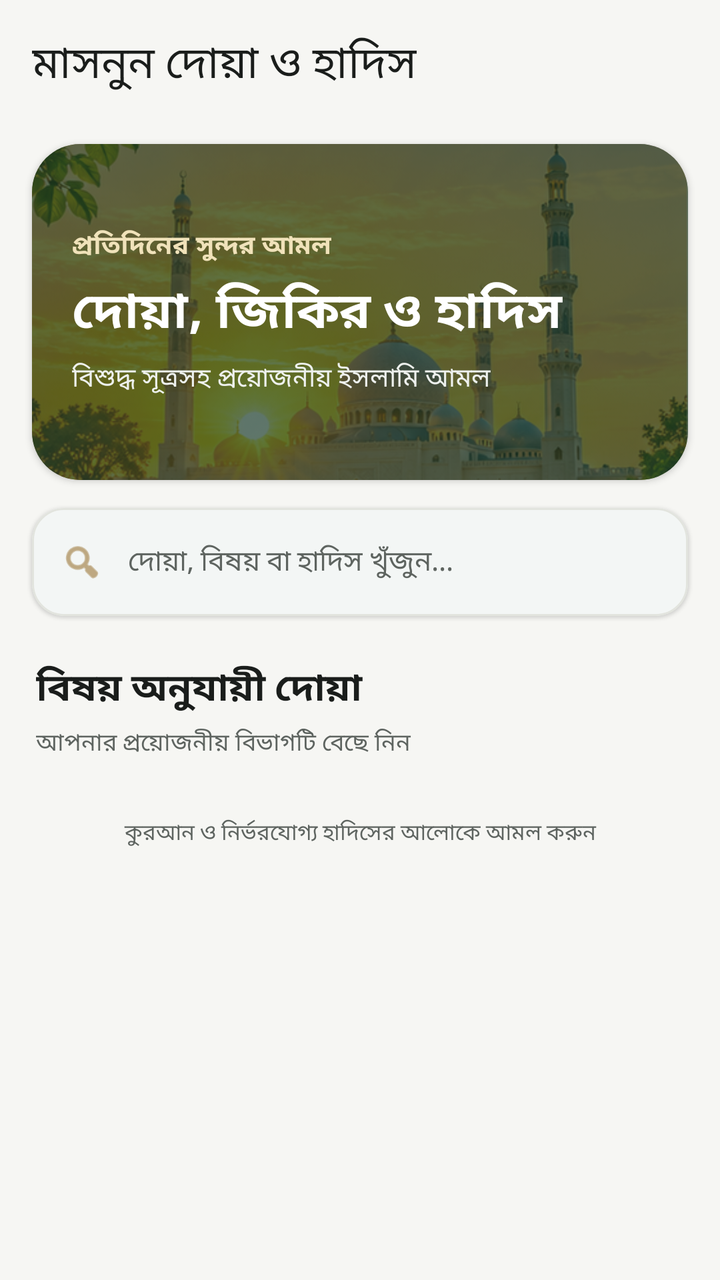
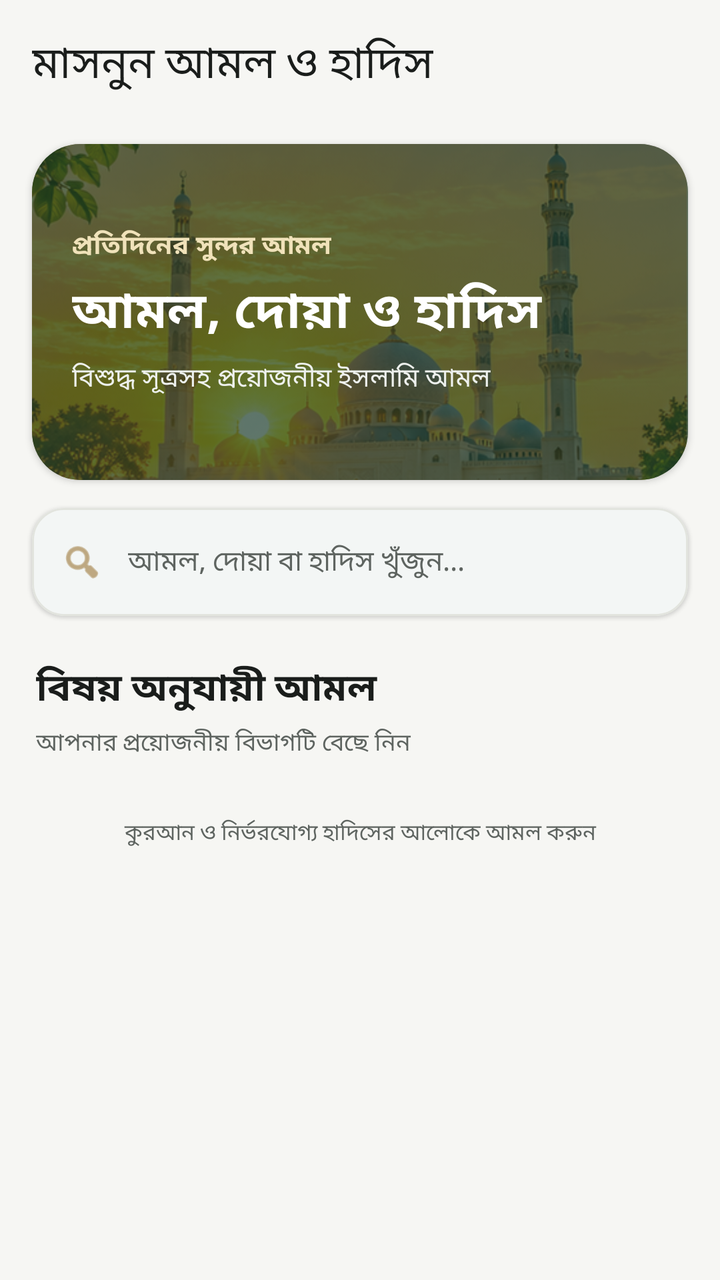

Two renders of the same Android screen: before a commit and after it. Below are the layout's source before the change and the commit's diff.
<!-- AndroidManifest.xml: application theme Theme.IslamicAlarm -->
<!-- res/layout/activity_duas.xml -->
<?xml version="1.0" encoding="utf-8"?>
<LinearLayout xmlns:android="http://schemas.android.com/apk/res/android"
    xmlns:app="http://schemas.android.com/apk/res-auto"
    xmlns:tools="http://schemas.android.com/tools"
    android:layout_width="match_parent"
    android:layout_height="match_parent"
    android:background="@color/dua_background"
    android:orientation="vertical"
    tools:context="com.hafij.islamicalarm.duas.DuasFragment">

    <com.google.android.material.appbar.MaterialToolbar
        android:id="@+id/toolbarDuas"
        android:layout_width="match_parent"
        android:layout_height="?attr/actionBarSize"
        android:background="@color/dua_background"
        app:title="মাসনুন দোয়া ও হাদিস"
        app:titleTextColor="@color/dua_text"
        app:titleTextAppearance="@style/TextAppearance.Material3.TitleLarge" />

    <androidx.core.widget.NestedScrollView
        android:id="@+id/duaHomeScroll"
        android:layout_width="match_parent"
        android:layout_height="0dp"
        android:layout_weight="1"
        android:fillViewport="true"
        android:clipToPadding="false"
        android:paddingBottom="16dp">

        <LinearLayout
            android:layout_width="match_parent"
            android:layout_height="wrap_content"
            android:orientation="vertical">

            <com.google.android.material.card.MaterialCardView
                android:id="@+id/cardDuaHero"
                android:layout_width="match_parent"
                android:layout_height="wrap_content"
                android:layout_marginHorizontal="16dp"
                android:layout_marginTop="8dp"
                app:cardBackgroundColor="@color/dua_primary"
                app:cardCornerRadius="24dp"
                app:cardElevation="2dp"
                app:strokeWidth="0dp">

                <FrameLayout
                    android:layout_width="match_parent"
                    android:layout_height="168dp">

                    <ImageView
                        android:id="@+id/ivDuaHero"
                        android:layout_width="match_parent"
                        android:layout_height="match_parent"
                        android:alpha="0.58"
                        android:contentDescription="মসজিদের ছবি"
                        android:scaleType="centerCrop"
                        android:src="@drawable/dua_cat_mosque" />

                    <View
                        android:layout_width="match_parent"
                        android:layout_height="match_parent"
                        android:background="#7311261C" />

                    <LinearLayout
                        android:layout_width="match_parent"
                        android:layout_height="match_parent"
                        android:gravity="center_vertical"
                        android:orientation="vertical"
                        android:padding="20dp">

                        <TextView
                            android:layout_width="wrap_content"
                            android:layout_height="wrap_content"
                            android:text="প্রতিদিনের সুন্দর আমল"
                            android:textColor="#F0E2BA"
                            android:textSize="13sp"
                            android:textStyle="bold" />

                        <TextView
                            android:layout_width="match_parent"
                            android:layout_height="wrap_content"
                            android:layout_marginTop="5dp"
                            android:text="দোয়া, জিকির ও হাদিস"
                            android:textColor="@android:color/white"
                            android:textSize="25sp"
                            android:textStyle="bold" />

                        <TextView
                            android:layout_width="match_parent"
                            android:layout_height="wrap_content"
                            android:layout_marginTop="5dp"
                            android:text="বিশুদ্ধ সূত্রসহ প্রয়োজনীয় ইসলামি আমল"
                            android:textColor="#EEF1EE"
                            android:textSize="13sp" />
                    </LinearLayout>
                </FrameLayout>
            </com.google.android.material.card.MaterialCardView>

            <com.google.android.material.card.MaterialCardView
                android:layout_width="match_parent"
                android:layout_height="wrap_content"
                android:layout_marginHorizontal="16dp"
                android:layout_marginTop="14dp"
                app:cardBackgroundColor="@color/dua_surface"
                app:cardCornerRadius="16dp"
                app:cardElevation="1dp"
                app:strokeColor="@color/dua_border"
                app:strokeWidth="1dp">

                <LinearLayout
                    android:layout_width="match_parent"
                    android:layout_height="wrap_content"
                    android:gravity="center_vertical"
                    android:orientation="horizontal"
                    android:paddingHorizontal="14dp"
                    android:paddingVertical="3dp">

                    <ImageView
                        android:layout_width="22dp"
                        android:layout_height="22dp"
                        android:contentDescription="খুঁজুন"
                        android:src="@android:drawable/ic_menu_search"
                        android:tint="@color/dua_accent" />

                    <EditText
                        android:id="@+id/etSearchDua"
                        android:layout_width="0dp"
                        android:layout_height="48dp"
                        android:layout_weight="1"
                        android:background="@null"
                        android:hint="দোয়া, বিষয় বা হাদিস খুঁজুন..."
                        android:imeOptions="actionSearch"
                        android:inputType="text"
                        android:paddingStart="12dp"
                        android:textColor="@color/dua_text"
                        android:textColorHint="@color/dua_muted"
                        android:textSize="14sp" />
                </LinearLayout>
            </com.google.android.material.card.MaterialCardView>

            <TextView
                android:id="@+id/tvDuaSectionTitle"
                android:layout_width="match_parent"
                android:layout_height="wrap_content"
                android:layout_marginHorizontal="18dp"
                android:layout_marginTop="22dp"
                android:text="বিষয় অনুযায়ী দোয়া"
                android:textColor="@color/dua_text"
                android:textSize="19sp"
                android:textStyle="bold" />

            <TextView
                android:id="@+id/tvDuaSectionSubtitle"
                android:layout_width="match_parent"
                android:layout_height="wrap_content"
                android:layout_marginHorizontal="18dp"
                android:layout_marginTop="4dp"
                android:text="আপনার প্রয়োজনীয় বিভাগটি বেছে নিন"
                android:textColor="@color/dua_muted"
                android:textSize="12sp" />

            <androidx.recyclerview.widget.RecyclerView
                android:id="@+id/rvDuaCategories"
                android:layout_width="match_parent"
                android:layout_height="wrap_content"
                android:clipToPadding="false"
                android:nestedScrollingEnabled="false"
                android:paddingHorizontal="10dp"
                android:paddingTop="10dp"
                tools:listitem="@layout/item_dua_category" />

            <androidx.recyclerview.widget.RecyclerView
                android:id="@+id/rvDuas"
                android:layout_width="match_parent"
                android:layout_height="wrap_content"
                android:clipToPadding="false"
                android:nestedScrollingEnabled="false"
                android:paddingTop="8dp"
                android:visibility="gone"
                tools:listitem="@layout/item_dua" />

            <TextView
                android:id="@+id/tvDuaEmpty"
                android:layout_width="match_parent"
                android:layout_height="wrap_content"
                android:gravity="center"
                android:padding="28dp"
                android:text="কোনো দোয়া পাওয়া যায়নি"
                android:textColor="@color/dua_muted"
                android:textSize="14sp"
                android:visibility="gone" />

            <TextView
                android:id="@+id/tvDuaFooter"
                android:layout_width="match_parent"
                android:layout_height="wrap_content"
                android:gravity="center"
                android:paddingHorizontal="20dp"
                android:paddingTop="18dp"
                android:text="কুরআন ও নির্ভরযোগ্য হাদিসের আলোকে আমল করুন"
                android:textColor="@color/dua_muted"
                android:textSize="11sp" />
        </LinearLayout>
    </androidx.core.widget.NestedScrollView>
</LinearLayout>
<!-- res/layout/item_dua_category.xml (included above) -->
<?xml version="1.0" encoding="utf-8"?>
<com.google.android.material.card.MaterialCardView xmlns:android="http://schemas.android.com/apk/res/android"
    xmlns:app="http://schemas.android.com/apk/res-auto"
    android:layout_width="match_parent"
    android:layout_height="wrap_content"
    android:layout_margin="4dp"
    android:clickable="true"
    android:focusable="true"
    app:cardBackgroundColor="@color/dua_surface"
    app:cardCornerRadius="12dp"
    app:cardElevation="1dp"
    app:strokeColor="@color/dua_border"
    app:strokeWidth="1dp">

    <LinearLayout
        android:layout_width="match_parent"
        android:layout_height="wrap_content"
        android:orientation="vertical">

        <FrameLayout
            android:layout_width="match_parent"
            android:layout_height="62dp"
            android:background="@color/dua_soft_green">

            <TextView
                android:id="@+id/tvCategoryIcon"
                android:layout_width="match_parent"
                android:layout_height="match_parent"
                android:gravity="center"
                android:text="📿"
                android:textSize="26sp"
                android:importantForAccessibility="yes" />
        </FrameLayout>

        <TextView
            android:id="@+id/tvCategoryName"
            android:layout_width="match_parent"
            android:layout_height="wrap_content"
            android:minHeight="34dp"
            android:gravity="center_vertical"
            android:maxLines="2"
            android:ellipsize="end"
            android:paddingHorizontal="8dp"
            android:paddingVertical="5dp"
            android:text="সকাল ও সন্ধ্যার জিকির"
            android:textColor="@color/dua_text"
            android:textSize="11.5sp"
            android:textStyle="bold" />
    </LinearLayout>
</com.google.android.material.card.MaterialCardView>
<!-- res/layout/item_dua.xml (included above) -->
<?xml version="1.0" encoding="utf-8"?>
<com.google.android.material.card.MaterialCardView xmlns:android="http://schemas.android.com/apk/res/android"
    xmlns:app="http://schemas.android.com/apk/res-auto"
    android:layout_width="match_parent"
    android:layout_height="wrap_content"
    android:layout_marginHorizontal="12dp"
    android:layout_marginVertical="3dp"
    android:clickable="true"
    android:focusable="true"
    app:cardBackgroundColor="@color/dua_surface"
    app:cardCornerRadius="12dp"
    app:cardElevation="1dp"
    app:strokeColor="@color/dua_border"
    app:strokeWidth="1dp">

    <LinearLayout
        android:layout_width="match_parent"
        android:layout_height="wrap_content"
        android:orientation="vertical"
        android:paddingHorizontal="10dp"
        android:paddingVertical="8dp">

        <LinearLayout
            android:layout_width="match_parent"
            android:layout_height="wrap_content"
            android:gravity="center_vertical"
            android:orientation="horizontal">

            <TextView
                android:id="@+id/tvDuaIcon"
                android:layout_width="30dp"
                android:layout_height="30dp"
                android:background="@drawable/bg_dua_artwork"
                android:gravity="center"
                android:text="🤲"
                android:textSize="16sp" />

            <LinearLayout
                android:layout_width="0dp"
                android:layout_height="wrap_content"
                android:layout_marginStart="8dp"
                android:layout_weight="1"
                android:orientation="vertical">

                <TextView
                    android:id="@+id/tvDuaTitle"
                    android:layout_width="match_parent"
                    android:layout_height="wrap_content"
                    android:ellipsize="end"
                    android:maxLines="2"
                    android:text="দোয়ার শিরোনাম"
                    android:textColor="@color/dua_primary"
                    android:textSize="13.5sp"
                    android:textStyle="bold" />

                <TextView
                    android:id="@+id/tvDuaCategoryTag"
                    android:layout_width="wrap_content"
                    android:layout_height="wrap_content"
                    android:layout_marginTop="2dp"
                    android:ellipsize="end"
                    android:maxLines="1"
                    android:text="ক্যাটাগরি"
                    android:textColor="@color/dua_muted"
                    android:textSize="9.5sp" />
            </LinearLayout>

            <TextView
                android:layout_width="wrap_content"
                android:layout_height="wrap_content"
                android:paddingStart="6dp"
                android:text="›"
                android:textColor="@color/dua_primary"
                android:textSize="18sp"
                android:textStyle="bold" />
        </LinearLayout>

        <TextView
            android:id="@+id/tvDuaArabic"
            android:layout_width="match_parent"
            android:layout_height="wrap_content"
            android:layout_marginTop="5dp"
            android:background="@drawable/bg_arabic_verse"
            android:ellipsize="end"
            android:fontFamily="serif"
            android:gravity="end"
            android:lineSpacingExtra="2dp"
            android:maxLines="2"
            android:paddingHorizontal="8dp"
            android:paddingVertical="5dp"
            android:text="الْقُرْآنُ الْكَرِيمُ"
            android:textColor="@color/dua_primary_dark"
            android:textDirection="rtl"
            android:textSize="16sp" />

        <TextView
            android:id="@+id/tvDuaTranslation"
            android:layout_width="match_parent"
            android:layout_height="wrap_content"
            android:layout_marginTop="4dp"
            android:ellipsize="end"
            android:maxLines="2"
            android:text="অর্থ:"
            android:textColor="@color/dua_muted"
            android:textSize="11.5sp" />

        <TextView
            android:id="@+id/tvDuaWhen"
            android:layout_width="match_parent"
            android:layout_height="wrap_content"
            android:layout_marginTop="2dp"
            android:ellipsize="end"
            android:maxLines="1"
            android:textColor="@color/dua_primary_dark"
            android:textSize="10.5sp" />
    </LinearLayout>
</com.google.android.material.card.MaterialCardView>
<!-- resources referenced by this layout -->
<resources>
  <color name="dua_accent">#9A7434</color>
  <color name="dua_background">#F6F6F3</color>
  <color name="dua_border">#E2E4DE</color>
  <color name="dua_muted">#5E6460</color>
  <color name="dua_primary">#1E563B</color>
  <color name="dua_primary_dark">#143D29</color>
  <color name="dua_soft_green">#ECEFE9</color>
  <color name="dua_surface">#FFFFFF</color>
  <color name="dua_text">#1A1D1B</color>
  <!-- drawable bg_arabic_verse (drawable) -->
  <?xml version="1.0" encoding="utf-8"?>
  <shape xmlns:android="http://schemas.android.com/apk/res/android"
      android:shape="rectangle">
      <solid android:color="#F8F7F2" />
      <stroke
          android:width="1dp"
          android:color="#DFDDD3" />
      <corners android:radius="16dp" />
  </shape>
  <!-- drawable bg_dua_artwork (drawable) -->
  <?xml version="1.0" encoding="utf-8"?>
  <shape xmlns:android="http://schemas.android.com/apk/res/android">
      <solid android:color="@color/dua_soft_green" />
      <corners android:radius="14dp" />
      <stroke
          android:width="1dp"
          android:color="@color/dua_border" />
  </shape>
  <!-- drawable dua_cat_mosque: png bitmap (drawable-nodpi, 410204 bytes) -->
  <style name="Theme.IslamicAlarm" parent="Theme.Material3.Light.NoActionBar">
          <item name="colorPrimary">@color/dua_primary</item>
          <item name="colorOnPrimary">@color/white</item>
          <item name="colorPrimaryDark">@color/primary_variant</item>
          <item name="colorSecondary">@color/secondary</item>
          <item name="colorOnSecondary">@color/white</item>
          <item name="colorSurface">@color/surface</item>
          <item name="colorOnSurface">@color/text_primary</item>
          <item name="android:colorBackground">@color/background</item>
          <item name="colorOnBackground">@color/text_primary</item>
          <item name="android:statusBarColor">@color/background</item>
          <item name="android:navigationBarColor">@color/background</item>
          <item name="android:windowLightStatusBar">true</item>
          <item name="android:windowLightNavigationBar">true</item>
          <item name="android:windowBackground">@color/background</item>
      </style>
  <color name="white">#FFFFFFFF</color>
  <color name="primary_variant">#143D29</color>
  <color name="secondary">#1E563B</color>
  <color name="surface">#FFFFFF</color>
  <color name="text_primary">#1A1D1B</color>
  <color name="background">#F6F6F3</color>
</resources>

<!-- the commit's change to res/layout/activity_duas.xml (unified diff, before → after) -->
@@ -13,7 +13,7 @@
         android:layout_width="match_parent"
         android:layout_height="?attr/actionBarSize"
         android:background="@color/dua_background"
-        app:title="মাসনুন দোয়া ও হাদিস"
+        app:title="মাসনুন আমল ও হাদিস"
         app:titleTextColor="@color/dua_text"
         app:titleTextAppearance="@style/TextAppearance.Material3.TitleLarge" />
 
@@ -79,7 +79,7 @@
                             android:layout_width="match_parent"
                             android:layout_height="wrap_content"
                             android:layout_marginTop="5dp"
-                            android:text="দোয়া, জিকির ও হাদিস"
+                            android:text="আমল, দোয়া ও হাদিস"
                             android:textColor="@android:color/white"
                             android:textSize="25sp"
                             android:textStyle="bold" />
@@ -127,7 +127,7 @@
                         android:layout_height="48dp"
                         android:layout_weight="1"
                         android:background="@null"
-                        android:hint="দোয়া, বিষয় বা হাদিস খুঁজুন..."
+                        android:hint="আমল, দোয়া বা হাদিস খুঁজুন..."
                         android:imeOptions="actionSearch"
                         android:inputType="text"
                         android:paddingStart="12dp"
@@ -143,7 +143,7 @@
                 android:layout_height="wrap_content"
                 android:layout_marginHorizontal="18dp"
                 android:layout_marginTop="22dp"
-                android:text="বিষয় অনুযায়ী দোয়া"
+                android:text="বিষয় অনুযায়ী আমল"
                 android:textColor="@color/dua_text"
                 android:textSize="19sp"
                 android:textStyle="bold" />
@@ -184,7 +184,7 @@
                 android:layout_height="wrap_content"
                 android:gravity="center"
                 android:padding="28dp"
-                android:text="কোনো দোয়া পাওয়া যায়নি"
+                android:text="কোনো আমল পাওয়া যায়নি"
                 android:textColor="@color/dua_muted"
                 android:textSize="14sp"
                 android:visibility="gone" />
